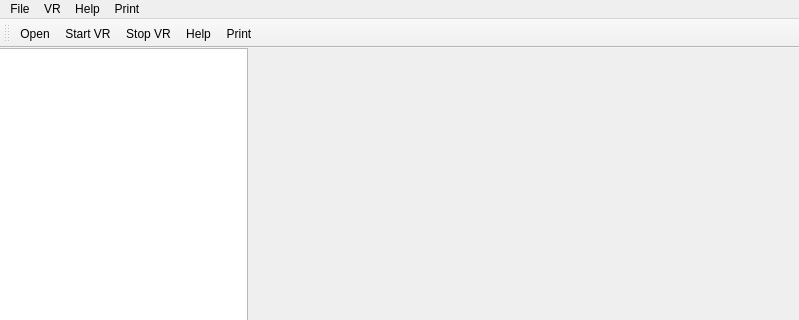
Old version of the form mainwindow.ui in the repository shawn-thomzzz/lab_resit; both pictures show x 0 to 799 and y 0 to 320 of the 799 by 600 pixel window.
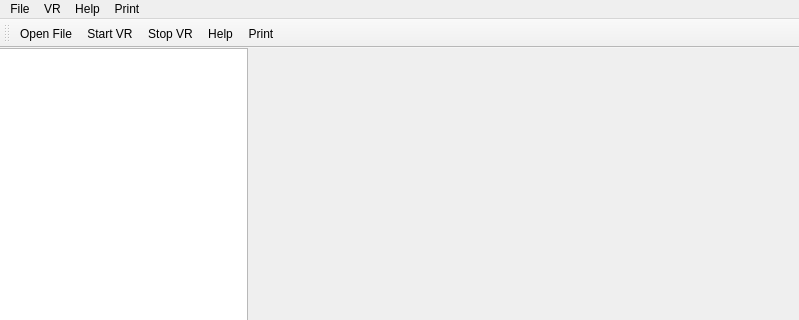
New version of the form. Icons and pictures are not drawn. Custom widgets are drawn as their Qt base class.

Patch:
```diff
--- a/mainwindow.ui
+++ b/mainwindow.ui
@@ -131,7 +131,10 @@
      <normaloff>QT UI files/Icons/fileopen.png</normaloff>QT UI files/Icons/fileopen.png</iconset>
    </property>
    <property name="text">
-    <string>Open</string>
+    <string>Open File</string>
+   </property>
+   <property name="shortcut">
+    <string>Ctrl+0</string>
    </property>
   </action>
   <action name="actionSave">
```
Left out of the diff: 10 changed lines with no effect on the pictures.
